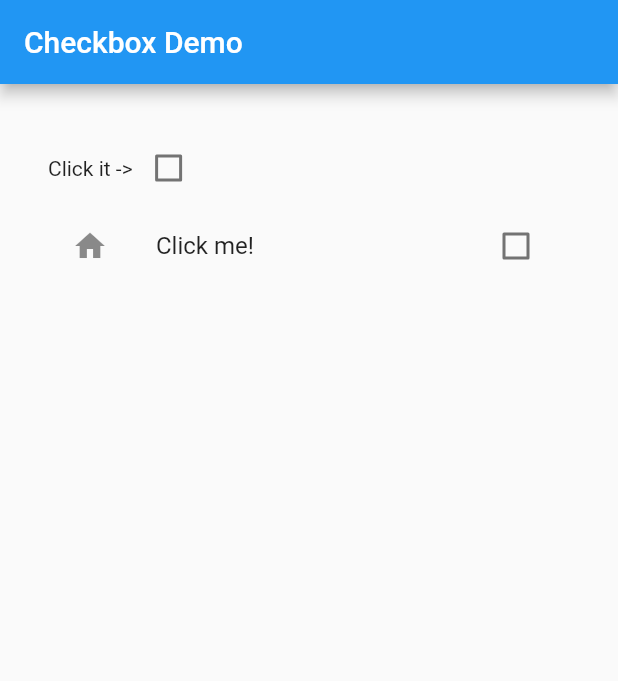
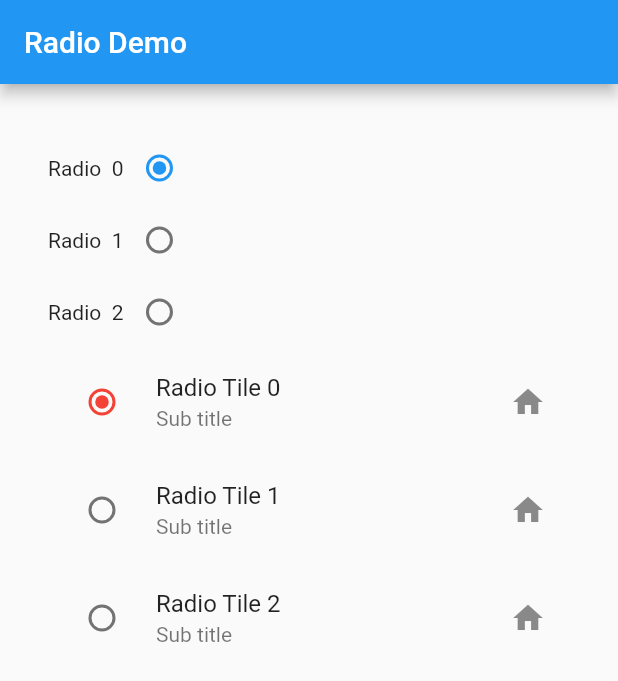
Before and after one commit to HurrellT/flutter_learning, a Flutter app: the screen it shows after launch, on a phone screen of 412 x 824 dp. Shown: the top 681 px of the screen. Run offline on Flutter 3.47's test engine with Material 2 defaults, Android fonts, the phone set to English and light mode, and no system bars.

Commit message:
Checkboxes

```diff
--- a/lib/main.dart
+++ b/lib/main.dart
@@ -1,4 +1,5 @@
 import 'package:flutter/material.dart';
+import 'package:flutter/widgets.dart';
 
 void main() => runApp(new MaterialApp(home: new MyApp(),));
 
@@ -11,42 +12,56 @@ class MyApp extends StatefulWidget {
 
 class MyAppState extends State<MyApp> {
 
-  bool _isChecked = false;
+  int _selected = 0;
 
-  void onChanged(bool value) {
+  void onChanged(int value) {
     setState(() {
-      _isChecked = value;
+      _selected = value;
     });
+
+    print('Value = $value');
+  }
+
+  List<Widget> makeRadios() {
+    List<Widget> list = new List<Widget>();
+
+    for(int i = 0; i < 3; i++) {
+      list.add(
+          new Row(
+            children: <Widget>[
+              new Text('Radio  $i'),
+              new Radio(value: i, groupValue: _selected, onChanged: (int value){onChanged(value);})
+            ],
+          )
+      );
+    }
+
+    for(int i = 0; i < 3; i++) {
+      list.add(
+        new RadioListTile(
+          title: new Text('Radio Tile $i'),
+          activeColor: Colors.red,
+          secondary: new Icon(Icons.home),
+          subtitle: new Text('Sub title'),
+          value: i,
+          groupValue: _selected,
+          onChanged: (int value) {onChanged(value);},
+        )
+      );
+    }
+
+      return list;
   }
 
   @override
   Widget build(BuildContext context) {
     return new Scaffold(
-      appBar: new AppBar(
-        title: new Text('Checkbox Demo'),
-      ),
+      appBar: new AppBar(title: new Text('Radio Demo'),),
       body: new Container(
-        padding: new EdgeInsets.all(32),
+        padding: EdgeInsets.all(32),
         child: new Center(
           child: new Column(
-            children: <Widget>[
-              new Row(
-                children: <Widget>[
-                  new Text('Click it ->'),
-                  new Checkbox(
-                  value: _isChecked,
-                  onChanged: (bool value){onChanged(value);},
-                )
-                ],
-              ),
-              new CheckboxListTile(
-                title: new Text('Click me!'),
-                value: _isChecked,
-                activeColor: Colors.red,
-                secondary: const Icon(Icons.home),
-                onChanged: (bool value){onChanged(value);},
-              )
-            ],
+            children: makeRadios()
           ),
         ),
       ),
--- a/lib/mainPattern.dart
+++ b/lib/mainPattern.dart
@@ -5,10 +5,7 @@ void main() => runApp(new MaterialApp(home: new MyApp(),));
 class MyApp extends StatefulWidget {
 
   @override
-  State<StatefulWidget> createState() {
-    // TODO: implement createState
-    return null;
-  }
+  State<StatefulWidget> createState() => new MyAppState();
 
 }
 
```
Also changed, not shown: lib/oldMain.dart (+63 -0 lines).
